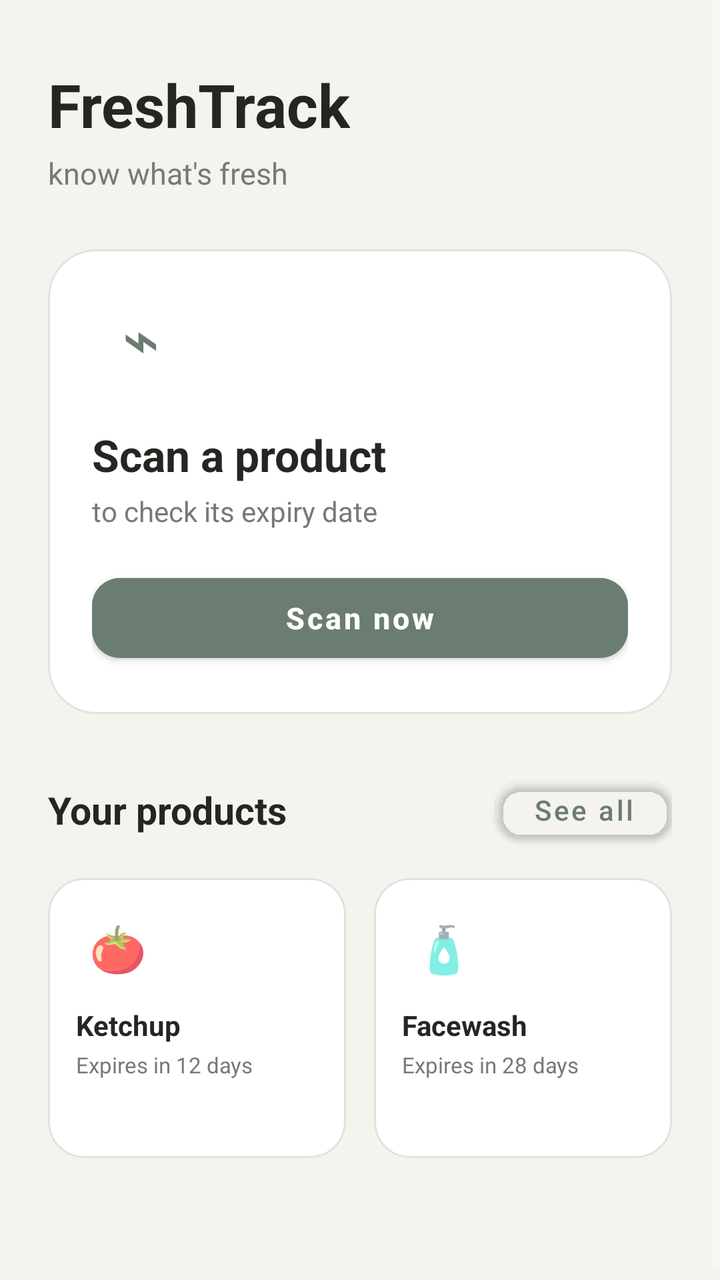
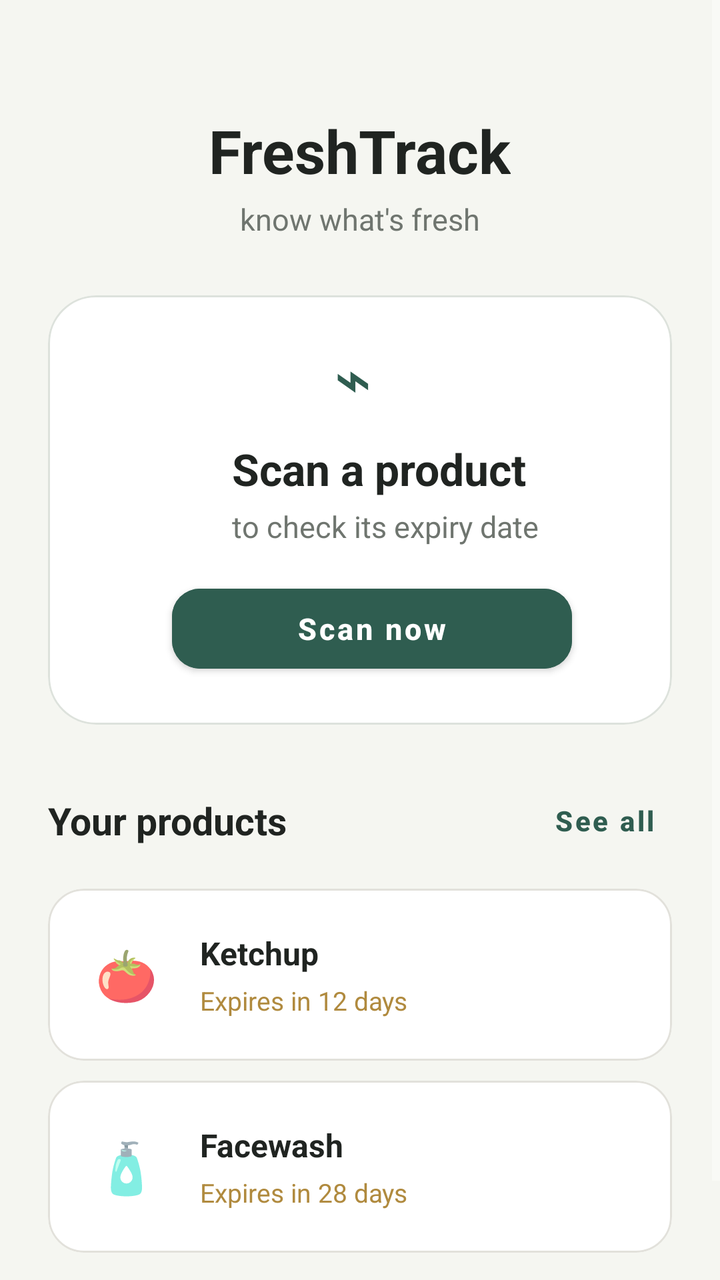

Before-and-after screenshots of an Android layout around one commit, followed by the original layout XML and the change that was made.
<!-- AndroidManifest.xml: activity theme Theme.OcrTest -->
<!-- res/layout/activity_main.xml -->
<?xml version="1.0" encoding="utf-8"?>
<ScrollView
    xmlns:android="http://schemas.android.com/apk/res/android"
    xmlns:app="http://schemas.android.com/apk/res-auto"
    android:layout_width="match_parent"
    android:layout_height="match_parent"
    android:background="@color/background_dark"
    android:fillViewport="true">

    <LinearLayout
        android:layout_width="match_parent"
        android:layout_height="wrap_content"
        android:orientation="vertical"
        android:paddingStart="24dp"
        android:paddingTop="32dp"
        android:paddingEnd="24dp"
        android:paddingBottom="32dp">

        

        <TextView
            android:id="@+id/tvAppName"
            android:layout_width="wrap_content"
            android:layout_height="wrap_content"
            android:text="FreshTrack"
            android:textColor="@color/text_primary"
            android:textSize="30sp"
            android:textStyle="bold" />

        <TextView
            android:id="@+id/tvSubtitle"
            android:layout_width="wrap_content"
            android:layout_height="wrap_content"
            android:layout_marginTop="4dp"
            android:text="know what's fresh"
            android:textColor="@color/text_secondary"
            android:textSize="15sp" />


        

        <com.google.android.material.card.MaterialCardView
            android:id="@+id/cardScan"
            android:layout_width="match_parent"
            android:layout_height="wrap_content"
            android:layout_marginTop="28dp"
            app:cardBackgroundColor="@color/card_dark"
            app:cardCornerRadius="24dp"
            app:cardElevation="0dp"
            app:strokeColor="#E2E1DB"
            app:strokeWidth="1dp">

            <LinearLayout
                android:layout_width="match_parent"
                android:layout_height="wrap_content"
                android:orientation="vertical"
                android:padding="22dp">

                <TextView
                    android:layout_width="48dp"
                    android:layout_height="48dp"
                    android:gravity="center"
                    android:text="⌁"
                    android:textColor="@color/green_primary"
                    android:textSize="30sp"
                    android:textStyle="bold" />

                <TextView
                    android:layout_width="wrap_content"
                    android:layout_height="wrap_content"
                    android:layout_marginTop="18dp"
                    android:text="Scan a product"
                    android:textColor="@color/text_primary"
                    android:textSize="22sp"
                    android:textStyle="bold" />

                <TextView
                    android:layout_width="wrap_content"
                    android:layout_height="wrap_content"
                    android:layout_marginTop="4dp"
                    android:text="to check its expiry date"
                    android:textColor="@color/text_secondary"
                    android:textSize="14sp" />

                <com.google.android.material.button.MaterialButton
                    android:id="@+id/btnScanCamera"
                    android:layout_width="match_parent"
                    android:layout_height="52dp"
                    android:layout_marginTop="18dp"
                    android:text="Scan now"
                    android:textAllCaps="false"
                    android:textColor="@android:color/white"
                    android:textSize="15sp"
                    android:textStyle="bold"
                    android:backgroundTint="@color/green_primary"
                    app:cornerRadius="14dp" />

            </LinearLayout>

        </com.google.android.material.card.MaterialCardView>


        

        <LinearLayout
            android:layout_width="match_parent"
            android:layout_height="wrap_content"
            android:layout_marginTop="28dp"
            android:gravity="center_vertical"
            android:orientation="horizontal">

            <TextView
                android:id="@+id/tvProductsTitle"
                android:layout_width="0dp"
                android:layout_height="wrap_content"
                android:layout_weight="1"
                android:text="Your products"
                android:textColor="@color/text_primary"
                android:textSize="19sp"
                android:textStyle="bold" />

            <com.google.android.material.button.MaterialButton
                android:id="@+id/btnMyProducts"
                android:layout_width="wrap_content"
                android:layout_height="40dp"
                android:text="See all"
                android:textAllCaps="false"
                android:textColor="@color/green_primary"
                android:textSize="14sp"
                android:backgroundTint="@android:color/transparent"
                app:cornerRadius="12dp" />

        </LinearLayout>


        

        <LinearLayout
            android:layout_width="match_parent"
            android:layout_height="wrap_content"
            android:layout_marginTop="14dp"
            android:orientation="horizontal">

            

            <com.google.android.material.card.MaterialCardView
                android:id="@+id/cardProductOne"
                android:layout_width="0dp"
                android:layout_height="140dp"
                android:layout_weight="1"
                android:layout_marginEnd="7dp"
                app:cardBackgroundColor="@color/card_dark"
                app:cardCornerRadius="18dp"
                app:cardElevation="0dp"
                app:strokeColor="#E2E1DB"
                app:strokeWidth="1dp">

                <LinearLayout
                    android:layout_width="match_parent"
                    android:layout_height="match_parent"
                    android:orientation="vertical"
                    android:padding="14dp">

                    <TextView
                        android:layout_width="42dp"
                        android:layout_height="42dp"
                        android:gravity="center"
                        android:text="🍅"
                        android:textSize="23sp" />

                    <TextView
                        android:layout_width="wrap_content"
                        android:layout_height="wrap_content"
                        android:layout_marginTop="8dp"
                        android:text="Ketchup"
                        android:textColor="@color/text_primary"
                        android:textSize="14sp"
                        android:textStyle="bold" />

                    <TextView
                        android:layout_width="wrap_content"
                        android:layout_height="wrap_content"
                        android:layout_marginTop="3dp"
                        android:text="Expires in 12 days"
                        android:textColor="@color/text_secondary"
                        android:textSize="11sp" />

                </LinearLayout>

            </com.google.android.material.card.MaterialCardView>


            

            <com.google.android.material.card.MaterialCardView
                android:id="@+id/cardProductTwo"
                android:layout_width="0dp"
                android:layout_height="140dp"
                android:layout_weight="1"
                android:layout_marginStart="7dp"
                app:cardBackgroundColor="@color/card_dark"
                app:cardCornerRadius="18dp"
                app:cardElevation="0dp"
                app:strokeColor="#E2E1DB"
                app:strokeWidth="1dp">

                <LinearLayout
                    android:layout_width="match_parent"
                    android:layout_height="match_parent"
                    android:orientation="vertical"
                    android:padding="14dp">

                    <TextView
                        android:layout_width="42dp"
                        android:layout_height="42dp"
                        android:gravity="center"
                        android:text="🧴"
                        android:textSize="23sp" />

                    <TextView
                        android:layout_width="wrap_content"
                        android:layout_height="wrap_content"
                        android:layout_marginTop="8dp"
                        android:text="Facewash"
                        android:textColor="@color/text_primary"
                        android:textSize="14sp"
                        android:textStyle="bold" />

                    <TextView
                        android:layout_width="wrap_content"
                        android:layout_height="wrap_content"
                        android:layout_marginTop="3dp"
                        android:text="Expires in 28 days"
                        android:textColor="@color/text_secondary"
                        android:textSize="11sp" />

                </LinearLayout>

            </com.google.android.material.card.MaterialCardView>

        </LinearLayout>


        

        <TextView
            android:id="@+id/tvStatus"
            android:layout_width="match_parent"
            android:layout_height="wrap_content"
            android:layout_marginTop="18dp"
            android:gravity="center"
            android:text=""
            android:textColor="@color/text_secondary"
            android:textSize="13sp" />

    </LinearLayout>

</ScrollView>
<!-- resources referenced by this layout -->
<resources>
  <color name="background_dark">#F5F3EE</color>
  <color name="card_dark">#FFFFFF</color>
  <color name="green_primary">#6B7D70</color>
  <color name="text_primary">#242622</color>
  <color name="text_secondary">#777A74</color>
  <style name="Theme.OcrTest" parent="Theme.MaterialComponents.NoActionBar">
          <item name="colorPrimary">@color/green_primary</item>
          <item name="colorPrimaryVariant">@color/green_primary</item>
          <item name="colorOnPrimary">@color/background_dark</item>
          <item name="colorSecondary">@color/green_primary</item>
          <item name="colorSurface">@color/surface_dark</item>
          <item name="android:colorBackground">@color/background_dark</item>
          <item name="colorOnBackground">@color/text_primary</item>
          <item name="colorOnSurface">@color/text_primary</item>
      </style>
  <color name="surface_dark">#ECEAE4</color>
</resources>

<!-- the commit's change to res/layout/activity_main.xml (unified diff, before → after) -->
@@ -3,6 +3,8 @@
     xmlns:android="http://schemas.android.com/apk/res/android"
     xmlns:app="http://schemas.android.com/apk/res-auto"
     android:layout_width="match_parent"
+    android:layout_marginStart="10dp"
+    android:layout_marginEnd="10dp"
     android:layout_height="match_parent"
     android:background="@color/background_dark"
     android:fillViewport="true">
@@ -10,35 +12,36 @@
     <LinearLayout
         android:layout_width="match_parent"
         android:layout_height="wrap_content"
+        android:layout_gravity="center_horizontal"
         android:orientation="vertical"
         android:paddingStart="24dp"
-        android:paddingTop="32dp"
+        android:paddingTop="55dp"
         android:paddingEnd="24dp"
         android:paddingBottom="32dp">
 
         
-
         <TextView
             android:id="@+id/tvAppName"
             android:layout_width="wrap_content"
             android:layout_height="wrap_content"
+            android:layout_gravity="center_horizontal"
             android:text="FreshTrack"
             android:textColor="@color/text_primary"
             android:textSize="30sp"
             android:textStyle="bold" />
 
+        
         <TextView
             android:id="@+id/tvSubtitle"
             android:layout_width="wrap_content"
             android:layout_height="wrap_content"
+            android:layout_gravity="center_horizontal"
             android:layout_marginTop="4dp"
             android:text="know what's fresh"
             android:textColor="@color/text_secondary"
             android:textSize="15sp" />
 
-
-        
-
+        
         <com.google.android.material.card.MaterialCardView
             android:id="@+id/cardScan"
             android:layout_width="match_parent"
@@ -47,7 +50,7 @@
             app:cardBackgroundColor="@color/card_dark"
             app:cardCornerRadius="24dp"
             app:cardElevation="0dp"
-            app:strokeColor="#E2E1DB"
+            app:strokeColor="@color/border_light"
             app:strokeWidth="1dp">
 
             <LinearLayout
@@ -56,37 +59,47 @@
                 android:orientation="vertical"
                 android:padding="22dp">
 
+                
                 <TextView
-                    android:layout_width="48dp"
-                    android:layout_height="48dp"
+                    android:layout_width="40dp"
+                    android:layout_height="40dp"
                     android:gravity="center"
                     android:text="⌁"
+                    android:layout_marginStart="110dp"
                     android:textColor="@color/green_primary"
                     android:textSize="30sp"
                     android:textStyle="bold" />
 
+                
                 <TextView
                     android:layout_width="wrap_content"
                     android:layout_height="wrap_content"
-                    android:layout_marginTop="18dp"
+                    android:layout_marginTop="10dp"
                     android:text="Scan a product"
+                    android:layout_marginStart="70dp"
+                    android:layout_marginEnd="10dp"
                     android:textColor="@color/text_primary"
                     android:textSize="22sp"
                     android:textStyle="bold" />
 
+                
                 <TextView
                     android:layout_width="wrap_content"
                     android:layout_height="wrap_content"
                     android:layout_marginTop="4dp"
+                    android:layout_marginStart="70dp"
                     android:text="to check its expiry date"
                     android:textColor="@color/text_secondary"
-                    android:textSize="14sp" />
-
+                    android:textSize="15sp" />
+
+                
                 <com.google.android.material.button.MaterialButton
                     android:id="@+id/btnScanCamera"
-                    android:layout_width="match_parent"
+                    android:layout_width="200dp"
                     android:layout_height="52dp"
-                    android:layout_marginTop="18dp"
+                    android:layout_marginStart="40dp"
+                    android:layout_marginEnd="40dp"
+                    android:layout_marginTop="15dp"
                     android:text="Scan now"
                     android:textAllCaps="false"
                     android:textColor="@android:color/white"
@@ -96,12 +109,9 @@
                     app:cornerRadius="14dp" />
 
             </LinearLayout>
-
         </com.google.android.material.card.MaterialCardView>
 
-
-        
-
+        
         <LinearLayout
             android:layout_width="match_parent"
             android:layout_height="wrap_content"
@@ -119,36 +129,42 @@
                 android:textSize="19sp"
                 android:textStyle="bold" />
 
+            
             <com.google.android.material.button.MaterialButton
                 android:id="@+id/btnMyProducts"
                 android:layout_width="wrap_content"
                 android:layout_height="40dp"
+                android:minWidth="0dp"
+                android:minHeight="0dp"
+                android:insetTop="0dp"
+                android:insetBottom="0dp"
+                android:paddingStart="8dp"
+                android:paddingEnd="8dp"
                 android:text="See all"
                 android:textAllCaps="false"
                 android:textColor="@color/green_primary"
                 android:textSize="14sp"
-                android:backgroundTint="@android:color/transparent"
-                app:cornerRadius="12dp" />
+                android:textStyle="bold"
+                android:background="@android:color/transparent"
+                app:backgroundTint="@android:color/transparent"
+                app:cornerRadius="12dp"
+                app:elevation="0dp" />
 
         </LinearLayout>
 
-
-        
-
+        
         <LinearLayout
             android:layout_width="match_parent"
             android:layout_height="wrap_content"
             android:layout_marginTop="14dp"
-            android:orientation="horizontal">
+            android:orientation="vertical">
 
             
-
             <com.google.android.material.card.MaterialCardView
                 android:id="@+id/cardProductOne"
-                android:layout_width="0dp"
-                android:layout_height="140dp"
-                android:layout_weight="1"
-                android:layout_marginEnd="7dp"
+                android:layout_width="match_parent"
+                android:layout_height="86dp"
+                android:layout_marginBottom="10dp"
                 app:cardBackgroundColor="@color/card_dark"
                 app:cardCornerRadius="18dp"
                 app:cardElevation="0dp"
@@ -158,46 +174,52 @@
                 <LinearLayout
                     android:layout_width="match_parent"
                     android:layout_height="match_parent"
-                    android:orientation="vertical"
-                    android:padding="14dp">
-
-                    <TextView
-                        android:layout_width="42dp"
-                        android:layout_height="42dp"
+                    android:gravity="center_vertical"
+                    android:orientation="horizontal"
+                    android:paddingStart="16dp"
+                    android:paddingEnd="16dp">
+
+                    <TextView
+                        android:layout_width="46dp"
+                        android:layout_height="46dp"
                         android:gravity="center"
                         android:text="🍅"
-                        android:textSize="23sp" />
-
-                    <TextView
-                        android:layout_width="wrap_content"
-                        android:layout_height="wrap_content"
-                        android:layout_marginTop="8dp"
+                        android:textSize="25sp" />
+
+                <LinearLayout
+                    android:layout_width="0dp"
+                    android:layout_height="wrap_content"
+                    android:layout_weight="1"
+                    android:layout_marginStart="14dp"
+                    android:orientation="vertical">
+
+                    <TextView
+                        android:layout_width="wrap_content"
+                        android:layout_height="wrap_content"
                         android:text="Ketchup"
                         android:textColor="@color/text_primary"
-                        android:textSize="14sp"
+                        android:textSize="16sp"
                         android:textStyle="bold" />
 
                     <TextView
-                        android:layout_width="wrap_content"
-                        android:layout_height="wrap_content"
-                        android:layout_marginTop="3dp"
+                        android:id="@+id/tvProductOneExpiry"
+                        android:layout_width="wrap_content"
+                        android:layout_height="wrap_content"
+                        android:layout_marginTop="4dp"
                         android:text="Expires in 12 days"
-                        android:textColor="@color/text_secondary"
-                        android:textSize="11sp" />
-
+                        android:textColor="@color/warning_amber"
+                        android:textSize="13sp" />
+
+                </LinearLayout>
                 </LinearLayout>
 
             </com.google.android.material.card.MaterialCardView>
 
-
             
-
             <com.google.android.material.card.MaterialCardView
                 android:id="@+id/cardProductTwo"
-                android:layout_width="0dp"
-                android:layout_height="140dp"
-                android:layout_weight="1"
-                android:layout_marginStart="7dp"
+                android:layout_width="match_parent"
+                android:layout_height="86dp"
                 app:cardBackgroundColor="@color/card_dark"
                 app:cardCornerRadius="18dp"
                 app:cardElevation="0dp"
@@ -207,41 +229,48 @@
                 <LinearLayout
                     android:layout_width="match_parent"
                     android:layout_height="match_parent"
-                    android:orientation="vertical"
-                    android:padding="14dp">
-
-                    <TextView
-                        android:layout_width="42dp"
-                        android:layout_height="42dp"
+                    android:gravity="center_vertical"
+                    android:orientation="horizontal"
+                    android:paddingStart="16dp"
+                    android:paddingEnd="16dp">
+
+                    <TextView
+                        android:layout_width="46dp"
+                        android:layout_height="46dp"
                         android:gravity="center"
                         android:text="🧴"
-                        android:textSize="23sp" />
-
-                    <TextView
-                        android:layout_width="wrap_content"
-                        android:layout_height="wrap_content"
-                        android:layout_marginTop="8dp"
+                        android:textSize="25sp" />
+
+                <LinearLayout
+                    android:layout_width="0dp"
+                    android:layout_height="wrap_content"
+                    android:layout_weight="1"
+                    android:layout_marginStart="14dp"
+                    android:orientation="vertical">
+
+                    <TextView
+                        android:layout_width="wrap_content"
+                        android:layout_height="wrap_content"
                         android:text="Facewash"
                         android:textColor="@color/text_primary"
-                        android:textSize="14sp"
+                        android:textSize="16sp"
                         android:textStyle="bold" />
 
                     <TextView
-                        android:layout_width="wrap_content"
-                        android:layout_height="wrap_content"
-                        android:layout_marginTop="3dp"
+                        android:id="@+id/tvProductTwoExpiry"
+                        android:layout_width="wrap_content"
+                        android:layout_height="wrap_content"
+                        android:layout_marginTop="4dp"
                         android:text="Expires in 28 days"
-                        android:textColor="@color/text_secondary"
-                        android:textSize="11sp" />
-
+                        android:textColor="#B08A3E"
+                        android:textSize="13sp" />
+
+                </LinearLayout>
                 </LinearLayout>
 
             </com.google.android.material.card.MaterialCardView>
 
         </LinearLayout>
-
-
-        
 
         <TextView
             android:id="@+id/tvStatus"
@@ -254,5 +283,4 @@
             android:textSize="13sp" />
 
     </LinearLayout>
-
 </ScrollView>
<!-- resource entries referenced after the edit -->
@@ -1,20 +1,26 @@
 <!-- resources referenced by this layout -->
 <resources>
-  <color name="background_dark">#F5F3EE</color>
+  <color name="background_dark">#F5F6F1</color>
+  <color name="border_light">#DDE2DC</color>
   <color name="card_dark">#FFFFFF</color>
-  <color name="green_primary">#6B7D70</color>
-  <color name="text_primary">#242622</color>
-  <color name="text_secondary">#777A74</color>
+  <color name="green_primary">#2F5D50</color>
+  <color name="text_primary">#202421</color>
+  <color name="text_secondary">#6F756F</color>
+  <color name="warning_amber">#B08A3E</color>
   <style name="Theme.OcrTest" parent="Theme.MaterialComponents.NoActionBar">
+  
           <item name="colorPrimary">@color/green_primary</item>
           <item name="colorPrimaryVariant">@color/green_primary</item>
           <item name="colorOnPrimary">@color/background_dark</item>
           <item name="colorSecondary">@color/green_primary</item>
           <item name="colorSurface">@color/surface_dark</item>
+  
           <item name="android:colorBackground">@color/background_dark</item>
-          <item name="colorOnBackground">@color/text_primary</item>
+          <item name="android:colorAccent">@color/green_primary</item>
+  
           <item name="colorOnSurface">@color/text_primary</item>
+  
       </style>
-  <color name="surface_dark">#ECEAE4</color>
+  <color name="surface_dark">#ECEFEA</color>
 </resources>
 
